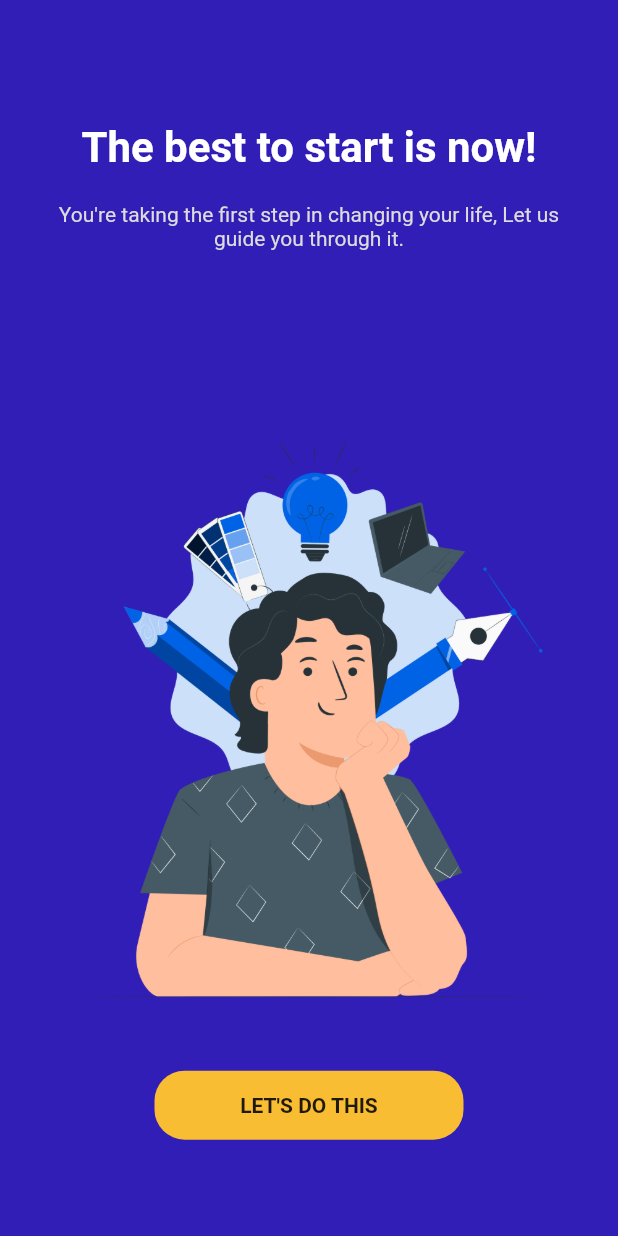
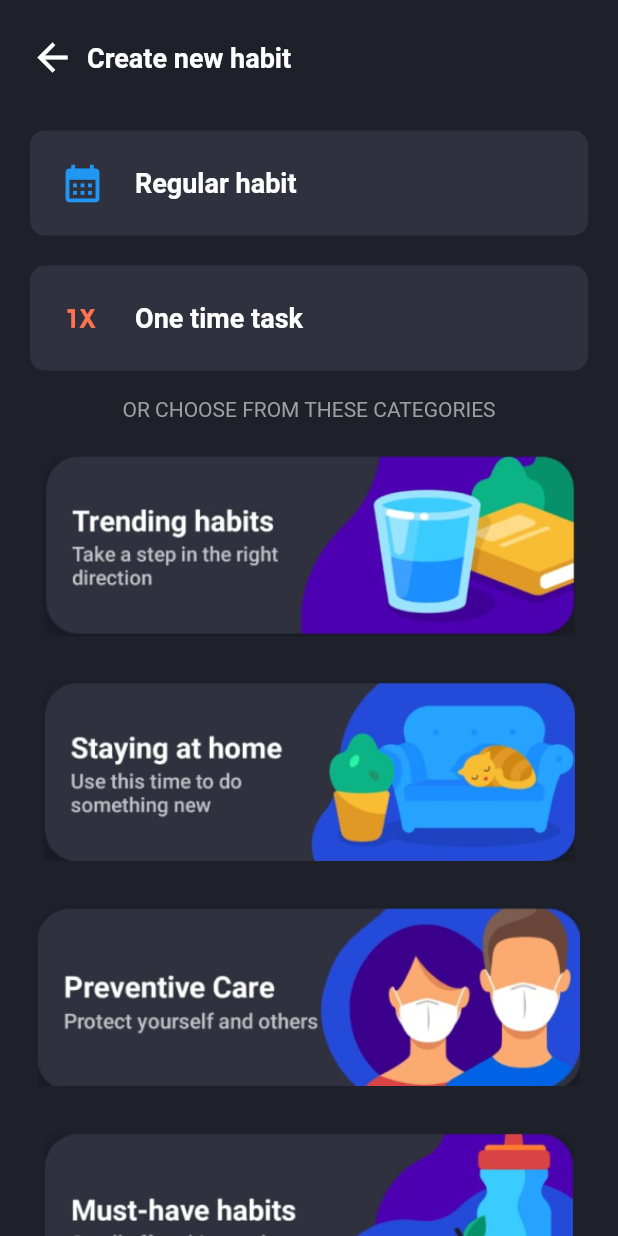
Before and after one commit to GulabSinghSikarwar/Habit_tracker_hack, a Flutter app: the screen it shows after launch, on a phone screen of 412 x 824 dp. Run offline on Flutter 3.47's test engine with Material 2 defaults, Android fonts, the phone set to English and light mode, and no system bars.

Commit message:
choose from habit list static

```diff
--- a/lib/main.dart
+++ b/lib/main.dart
@@ -1,4 +1,5 @@
 // import 'package:habit_tracker/screens/login.dart';
+import 'package:habit_tracker/screens/chooseHabit.dart';
 import 'package:habit_tracker/screens/onboarding1.dart';
 import 'package:flutter/material.dart';
 
@@ -13,17 +14,17 @@ class MyApp extends StatelessWidget {
   @override
   Widget build(BuildContext context) {
     return MaterialApp(
-      title: 'Bllood Bank App',
+      title: 'Blood Bank App',
       theme: ThemeData(
 
           // buttonTheme:
           ),
       // home: SplashScreen(),
-      initialRoute: '/onboarding1',
+      initialRoute: '/chooseHabit',
       routes: {
         // "/": (context) => SplashScreen(),
-        '/onboarding1': (context) => OnboardingPage1(),
-        // '/onboarding2': (context) => OnboardingPage2(),
+        // '/onboarding1': (context) => OnboardingPage1(),
+        '/chooseHabit': (context) => chooseHabit(),
         // '/onboarding3': (context) => OnboardingPage3(),
       },
     );
--- /dev/null
+++ b/lib/screens/chooseHabit.dart
@@ -0,0 +1,130 @@
+import 'package:flutter/cupertino.dart';
+import 'package:flutter/material.dart';
+import 'package:flutter/rendering.dart';
+
+class chooseHabit extends StatelessWidget {
+  const chooseHabit({super.key});
+
+  @override
+  Widget build(BuildContext context) {
+    return Scaffold(
+      backgroundColor: Color(0xFF1E212A),
+      body: SafeArea(
+        child: ListView(
+          // scrollDirection: ScrollDirection.,
+          children: [
+            Container(
+              margin: EdgeInsets.all(20),
+              child: Row(
+                children: [
+                  Icon(
+                    Icons.arrow_back,
+                    color: Colors.white,
+                    size: 30.0,
+                  ),
+                  Padding(
+                    padding: const EdgeInsets.all(8.0),
+                    child: Text(
+                      "Create new habit",
+                      style: TextStyle(
+                          color: Colors.white,
+                          fontWeight: FontWeight.w600,
+                          fontSize: 18),
+                    ),
+                  ),
+                ],
+              ),
+            ),
+            Container(
+              margin: EdgeInsets.only(top: 10, bottom: 10, left: 20, right: 20),
+              padding: EdgeInsets.all(20),
+              decoration: BoxDecoration(
+                borderRadius: BorderRadius.circular(10),
+                color: Color(0xFF2F313E),
+              ),
+              child: Row(
+                children: [
+                  Icon(
+                    Icons.calendar_month,
+                    color: Colors.blue,
+                    size: 30.0,
+                  ),
+                  Container(
+                    margin: EdgeInsets.only(left: 20),
+                    child: Text(
+                      "Regular habit",
+                      style: TextStyle(
+                          color: Colors.white,
+                          fontWeight: FontWeight.w600,
+                          fontSize: 18),
+                    ),
+                  ),
+                ],
+              ),
+            ),
+            Container(
+              margin: EdgeInsets.only(top: 10, bottom: 10, left: 20, right: 20),
+              padding: EdgeInsets.all(20),
+              decoration: BoxDecoration(
+                borderRadius: BorderRadius.circular(10),
+                color: Color(0xFF2F313E),
+              ),
+              child: Row(
+                children: [
+                  Icon(
+                    Icons.one_x_mobiledata,
+                    color: Color(0xFFFF7350),
+                    size: 30.0,
+                  ),
+                  Container(
+                    margin: EdgeInsets.only(left: 20),
+                    child: Text(
+                      "One time task",
+                      style: TextStyle(
+                          color: Colors.white,
+                          fontWeight: FontWeight.w600,
+                          fontSize: 18),
+                    ),
+                  ),
+                ],
+              ),
+            ),
+            Padding(
+              padding: const EdgeInsets.all(8.0),
+              child: Text(
+                "OR CHOOSE FROM THESE CATEGORIES",
+                textAlign: TextAlign.center,
+                style: TextStyle(color: Colors.grey),
+              ),
+            ),
+            ...getImageList(),
+          ],
+        ),
+      ),
+    );
+  }
+}
+
+List<Widget> getImageList() {
+  List<String> images = [
+    "habit1",
+    "habit2",
+    "habit3",
+    "habit4",
+    "habit5",
+    "habit6",
+    "habit7",
+  ];
+  List<Widget> myResult = [];
+
+  for (var i = 0; i < images.length; i++) {
+    myResult.add(Container(
+      height: 150,
+      padding: EdgeInsets.all(15),
+      child: Image.asset(
+        'images/${images[i]}.png',
+      ),
+    ));
+  }
+  return myResult;
+}
--- a/lib/screens/onboarding1.dart
+++ b/lib/screens/onboarding1.dart
@@ -1,4 +1,5 @@
 import 'package:flutter/material.dart';
+import 'package:habit_tracker/screens/chooseHabit.dart';
 
 class OnboardingPage1 extends StatelessWidget {
   const OnboardingPage1({super.key});
@@ -95,7 +96,7 @@ class button extends StatelessWidget {
             context,
             MaterialPageRoute(
               //change onboarding
-              builder: (context) => OnboardingPage1(),
+              builder: (context) => chooseHabit(),
             ),
           ),
         },
```
Also changed, not shown: images/habit1.png (added), images/habit2.png (added), images/habit3.png (added), images/habit4.png (added), images/habit5.png (added), images/habit6.png (added), images/habit7.png (added).
